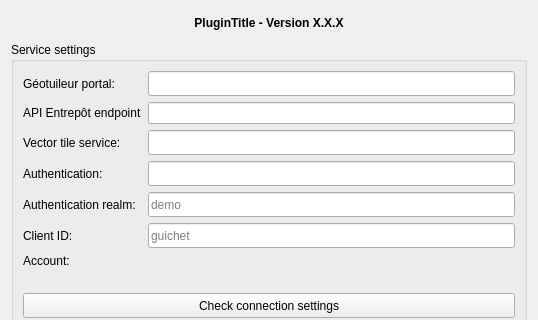
First picture: the form in vectiler/gui/dlg_settings.ui, repository JulesGrillot/plugin-qgis-geoplateforme, before the edit; both pictures show x 0 to 538 and y 0 to 320 of the 538 by 489 pixel window.
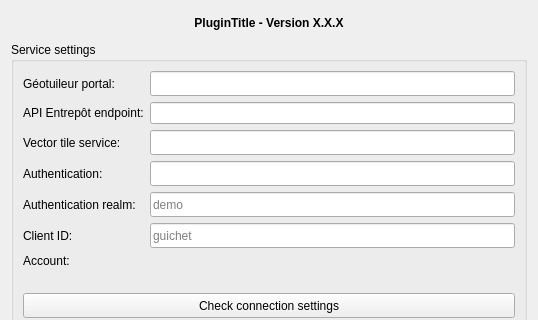
Second picture: the form after the edit. Icons and pictures are not drawn. Custom widgets are drawn as their Qt base class.

```diff
--- a/vectiler/gui/dlg_settings.ui
+++ b/vectiler/gui/dlg_settings.ui
@@ -310,7 +310,7 @@
       <item row="1" column="0">
        <widget class="QLabel" name="lbl_url_api_entrepot">
         <property name="text">
-         <string>API Entrepôt endpoint</string>
+         <string>API Entrepôt endpoint:</string>
         </property>
        </widget>
       </item>
```
Left out of the diff: 6 changed lines with no effect on the pictures.
